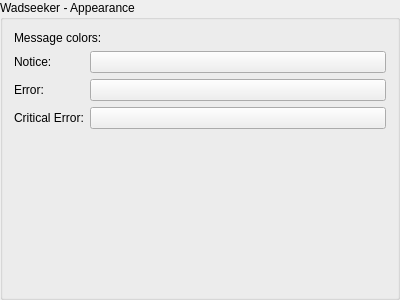
This is src/core/gui/configuration/cfgwadseekerappearance.ui in Destroyerrrocket/doomseeker-unofficial as Qt 5 draws it before an edit. The edited form follows.
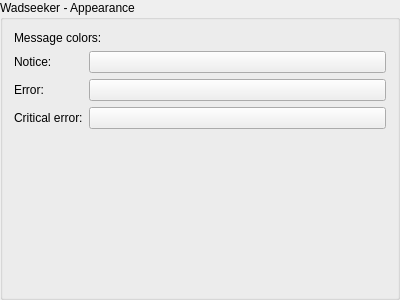
This is the edited form. Custom widgets are drawn as their Qt base class.

Commit message: - Fixed label capitalization oddities in configuration box.

What changed in the file:
```diff
--- a/src/core/gui/configuration/cfgwadseekerappearance.ui
+++ b/src/core/gui/configuration/cfgwadseekerappearance.ui
@@ -61,7 +61,7 @@
      <item row="2" column="0">
       <widget class="QLabel" name="label_4">
        <property name="text">
-        <string>Critical Error:</string>
+        <string>Critical error:</string>
        </property>
       </widget>
      </item>
```
Left out of the diff: 2 changed lines with no effect on the pictures. The commit also changes 6 other files.
